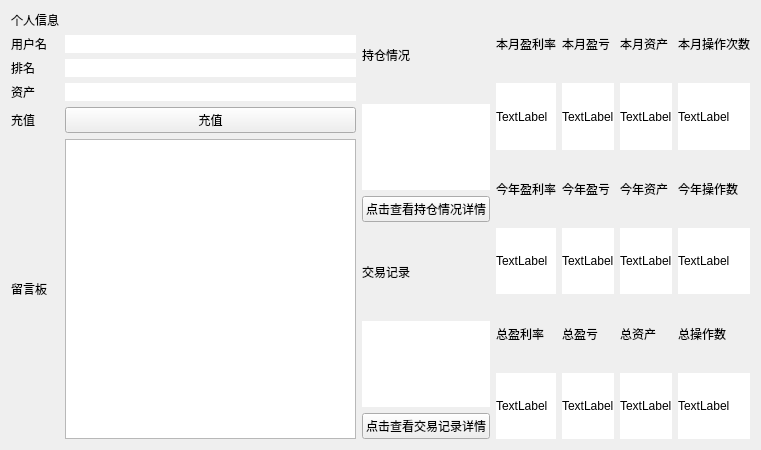
Above: VirtualStock_dir/personpage.ui from Vks-Feng/Nullptr before the change. Below: the same form after it.
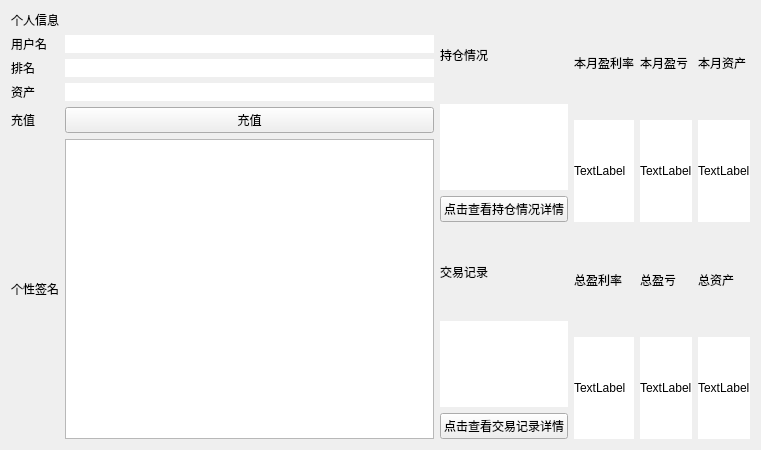
That is the form after the change.

Diff of the .ui file:
```diff
--- a/VirtualStock_dir/personpage.ui
+++ b/VirtualStock_dir/personpage.ui
@@ -19,7 +19,7 @@
      <item row="5" column="0">
       <widget class="QLabel" name="introduceMessageTitle">
        <property name="text">
-        <string>留言板</string>
+        <string>个性签名</string>
        </property>
       </widget>
      </item>
@@ -106,43 +106,6 @@
    </item>
    <item row="0" column="2">
     <layout class="QGridLayout" name="gridLayout">
-     <item row="3" column="2">
-      <widget class="QLabel" name="balanceYearContent">
-       <property name="styleSheet">
-        <string notr="true">background-color: rgb(255, 255, 255);</string>
-       </property>
-       <property name="text">
-        <string>TextLabel</string>
-       </property>
-      </widget>
-     </item>
-     <item row="5" column="2">
-      <widget class="QLabel" name="balanceTotalContent">
-       <property name="styleSheet">
-        <string notr="true">background-color: rgb(255, 255, 255);</string>
-       </property>
-       <property name="text">
-        <string>TextLabel</string>
-       </property>
-      </widget>
-     </item>
-     <item row="0" column="3">
-      <widget class="QLabel" name="operateCountMonth">
-       <property name="text">
-        <string>本月操作次数</string>
-       </property>
-      </widget>
-     </item>
-     <item row="3" column="0">
-      <widget class="QLabel" name="profitRateYearContent">
-       <property name="styleSheet">
-        <string notr="true">background-color: rgb(255, 255, 255);</string>
-       </property>
-       <property name="text">
-        <string>TextLabel</string>
-       </property>
-      </widget>
-     </item>
      <item row="1" column="2">
       <widget class="QLabel" name="balanceMonthContent">
        <property name="styleSheet">
@@ -153,6 +116,26 @@
        </property>
       </widget>
      </item>
+     <item row="3" column="2">
+      <widget class="QLabel" name="balanceTotalContent">
+       <property name="styleSheet">
+        <string notr="true">background-color: rgb(255, 255, 255);</string>
+       </property>
+       <property name="text">
+        <string>TextLabel</string>
+       </property>
+      </widget>
+     </item>
+     <item row="3" column="0">
+      <widget class="QLabel" name="profitRateTotalContent">
+       <property name="styleSheet">
+        <string notr="true">background-color: rgb(255, 255, 255);</string>
+       </property>
+       <property name="text">
+        <string>TextLabel</string>
+       </property>
+      </widget>
+     </item>
      <item row="1" column="1">
       <widget class="QLabel" name="phaseMonthContent">
        <property name="styleSheet">
@@ -163,35 +146,22 @@
        </property>
       </widget>
      </item>
-     <item row="5" column="1">
-      <widget class="QLabel" name="phaseTotalContent">
-       <property name="styleSheet">
-        <string notr="true">background-color: rgb(255, 255, 255);</string>
-       </property>
+     <item row="0" column="1">
+      <widget class="QLabel" name="phaseMonth">
        <property name="text">
-        <string>TextLabel</string>
+        <string>本月盈亏</string>
        </property>
       </widget>
      </item>
-     <item row="4" column="2">
+     <item row="2" column="2">
       <widget class="QLabel" name="balanceTotal">
        <property name="text">
         <string>总资产</string>
        </property>
       </widget>
      </item>
-     <item row="5" column="0">
-      <widget class="QLabel" name="profitRateTotalContent">
-       <property name="styleSheet">
-        <string notr="true">background-color: rgb(255, 255, 255);</string>
-       </property>
-       <property name="text">
-        <string>TextLabel</string>
-       </property>
-      </widget>
-     </item>
-     <item row="5" column="3">
-      <widget class="QLabel" name="operateCountTotalContent">
+     <item row="3" column="1">
+      <widget class="QLabel" name="phaseTotalContent">
        <property name="styleSheet">
         <string notr="true">background-color: rgb(255, 255, 255);</string>
        </property>
@@ -207,10 +177,13 @@
        </property>
       </widget>
      </item>
-     <item row="4" column="1">
-      <widget class="QLabel" name="phaseTotal">
+     <item row="1" column="0">
+      <widget class="QLabel" name="profitRateMonthContent">
+       <property name="styleSheet">
+        <string notr="true">background-color: rgb(255, 255, 255);</string>
+       </property>
        <property name="text">
-        <string>总盈亏</string>
+        <string>TextLabel</string>
        </property>
       </widget>
      </item>
@@ -221,95 +194,20 @@
        </property>
       </widget>
      </item>
+     <item row="2" column="1">
+      <widget class="QLabel" name="phaseTotal">
+       <property name="text">
+        <string>总盈亏</string>
+       </property>
+      </widget>
+     </item>
      <item row="2" column="0">
-      <widget class="QLabel" name="profitRateYear">
-       <property name="text">
-        <string>今年盈利率</string>
-       </property>
-      </widget>
-     </item>
-     <item row="2" column="2">
-      <widget class="QLabel" name="balanceYear">
-       <property name="text">
-        <string>今年资产</string>
-       </property>
-      </widget>
-     </item>
-     <item row="0" column="1">
-      <widget class="QLabel" name="phaseMonth">
-       <property name="text">
-        <string>本月盈亏</string>
-       </property>
-      </widget>
-     </item>
-     <item row="1" column="3">
-      <widget class="QLabel" name="operateCountMonthContent">
-       <property name="styleSheet">
-        <string notr="true">background-color: rgb(255, 255, 255);</string>
-       </property>
-       <property name="text">
-        <string>TextLabel</string>
-       </property>
-      </widget>
-     </item>
-     <item row="4" column="3">
-      <widget class="QLabel" name="operateCountTotal">
-       <property name="text">
-        <string>总操作数</string>
-       </property>
-      </widget>
-     </item>
-     <item row="1" column="0">
-      <widget class="QLabel" name="profitRateMonthContent">
-       <property name="styleSheet">
-        <string notr="true">background-color: rgb(255, 255, 255);</string>
-       </property>
-       <property name="text">
-        <string>TextLabel</string>
-       </property>
-      </widget>
-     </item>
-     <item row="3" column="1">
-      <widget class="QLabel" name="phaseYearContent">
-       <property name="styleSheet">
-        <string notr="true">background-color: rgb(255, 255, 255);</string>
-       </property>
-       <property name="text">
-        <string>TextLabel</string>
-       </property>
-      </widget>
-     </item>
-     <item row="2" column="3">
-      <widget class="QLabel" name="operateCountYear">
-       <property name="text">
-        <string>今年操作数</string>
-       </property>
-      </widget>
-     </item>
-     <item row="4" column="0">
       <widget class="QLabel" name="profitRateTotal">
        <property name="text">
         <string>总盈利率</string>
        </property>
       </widget>
      </item>
-     <item row="3" column="3">
-      <widget class="QLabel" name="operateCountYearContent">
-       <property name="styleSheet">
-        <string notr="true">background-color: rgb(255, 255, 255);</string>
-       </property>
-       <property name="text">
-        <string>TextLabel</string>
-       </property>
-      </widget>
-     </item>
-     <item row="2" column="1">
-      <widget class="QLabel" name="phaseYear">
-       <property name="text">
-        <string>今年盈亏</string>
-       </property>
-      </widget>
-     </item>
     </layout>
    </item>
    <item row="0" column="1">
```
